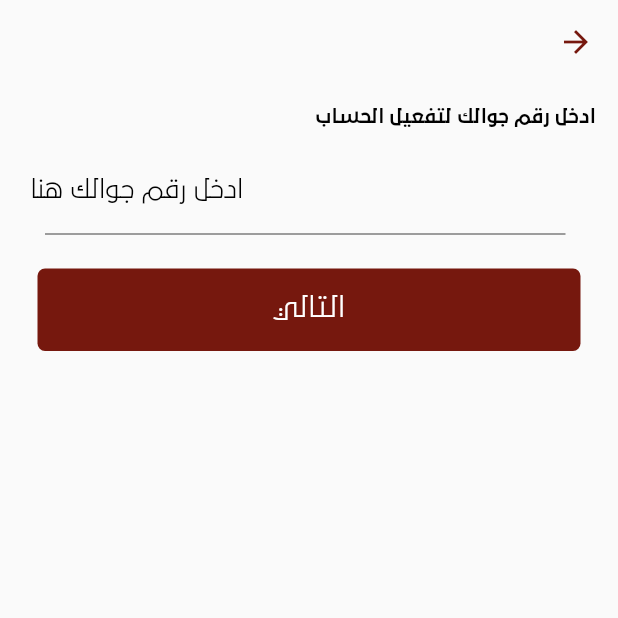
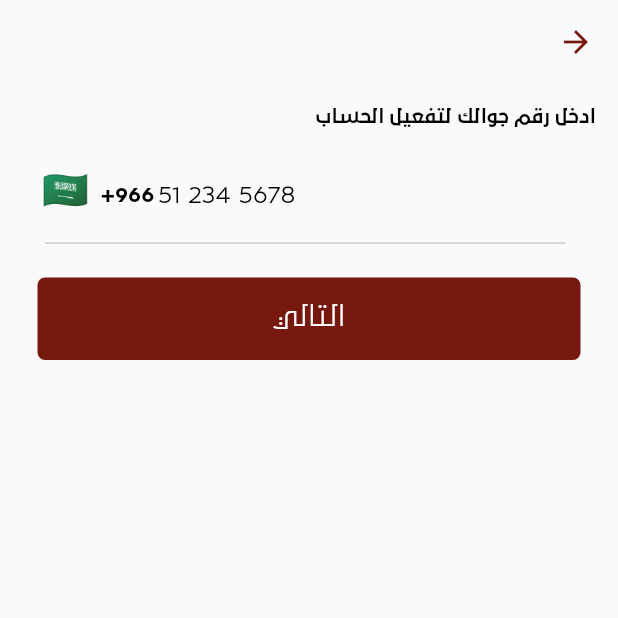
Before and after one commit to Rami-Alamir/turki_maraa, a Flutter app: the PhoneLogin screen opened directly, on a phone screen of 412 x 824 dp, the top half of it. Run offline on Flutter 3.47's test engine with Material 2 defaults, Android fonts, the phone set to English and light mode, and no system bars; our stand-ins replace auto_size_text, avatar_glow, carousel_slider, connectivity_plus, firebase_analytics, firebase_core and 17 more; missing offline and left inert: app_settings, firebase_in_app_messaging, flutter_picker, huawei_hmsavailability, huawei_location, huawei_map and 4 more; accounts and stored records are empty; network calls fail; project files that could hold a hidden picture were left out.

Commit message:
update phone_login.dart number and add country picker

```diff
--- a/lib/controllers/auth.dart
+++ b/lib/controllers/auth.dart
@@ -13,7 +13,6 @@ import '../core/service/firebase_helper.dart';
 import '../core/utilities/convert_numbers.dart';
 
 class Auth with ChangeNotifier {
-  TextEditingController keyController = TextEditingController();
   TextEditingController phoneController = TextEditingController();
   TextEditingController otpController = TextEditingController();
   TextEditingController usernameController = TextEditingController();
@@ -36,9 +35,10 @@ class Auth with ChangeNotifier {
   GlobalKey<FormState>? formKey;
   String? _isoCountryCode;
   bool _logoVisibility = true;
+  String _dialCode = "+966";
 
   String? get isoCountryCode => _isoCountryCode;
-
+  String get dialCode => _dialCode;
   bool get logoVisibility => _logoVisibility;
   UserData? get userData => _userData;
   Timer get timer => _timer!;
@@ -47,9 +47,13 @@ class Auth with ChangeNotifier {
   int get start => _start;
   String get accessToken => _accessToken ?? "";
   String get userPhone =>
-      ConvertNumbers.getPhone(keyController.text, phoneController.text);
+      ConvertNumbers.getPhone(_dialCode, phoneController.text);
   bool get isLoading => _isLoading;
   bool get isNewUser => _isNewUser ?? false;
+
+  set setDialCode(String value) {
+    _dialCode = value;
+  }
 
   set setIsoCountryCode(String value) {
     _isoCountryCode = value;
@@ -87,8 +91,7 @@ class Auth with ChangeNotifier {
   Future<int> sendOTP(BuildContext context, {bool navigate = true}) async {
     sl<DialogHelper>().showIndicatorDialog(context);
     try {
-      _userPhone =
-          ConvertNumbers.getPhone(keyController.text, phoneController.text);
+      _userPhone = ConvertNumbers.getPhone(_dialCode, phoneController.text);
       var response =
           await sl<LoginRepository>().sendOTP({"mobile": _userPhone});
       if (response.statusCode == 200) {
@@ -197,12 +200,14 @@ class Auth with ChangeNotifier {
     }
   }
 
-  void initCountyCode(value) {
-    keyController.text = value;
-  }
-
   // init local storage
   void _initLocalStorage() {
     _localStorage = _localStorage ?? const FlutterSecureStorage();
   }
+
+  void updateCountry(String dialCode, String isoCountryCode) {
+    _isoCountryCode = isoCountryCode;
+    _dialCode = dialCode;
+    notifyListeners();
+  }
 }
--- /dev/null
+++ b/lib/core/utilities/country_utils.dart
@@ -0,0 +1,59 @@
+import '../../models/country.dart';
+
+class CountryUtils {
+  CountryUtils._();
+
+  static Country getCountryByCountryCode(String code) {
+    try {
+      return countries.firstWhere((country) =>
+          country.isoCountryCode.toLowerCase() == code.toLowerCase());
+    } catch (_) {
+      return countries[0];
+    }
+  }
+
+  static final List<Country> countries = [
+    Country(
+      nameAr: 'المملكة العربية السعودية',
+      nameEn: 'Saudi Arabia',
+      flag: "🇸🇦",
+      isoCountryCode: 'SA',
+      dialCode: '+966',
+    ),
+    Country(
+      nameAr: 'الإمارات العربية المتحدة',
+      nameEn: "United Arab Emirates",
+      flag: "🇦🇪",
+      isoCountryCode: 'AE',
+      dialCode: '+971',
+    ),
+    // Country(
+    //   nameAr: 'قطر',
+    //   nameEn: "Qatar",
+    //   flag: "🇶🇦",
+    //   isoCountryCode: 'QA',
+    //   dialCode: '+974',
+    // ),
+    // Country(
+    //   nameAr: 'الكويت',
+    //   nameEn: "Kuwait",
+    //   flag: "🇰🇼",
+    //   isoCountryCode: 'KW',
+    //   dialCode: '+965',
+    // ),
+    // Country(
+    //   nameAr: 'مصر',
+    //   nameEn: "Egypt",
+    //   flag: "🇪🇬",
+    //   isoCountryCode: 'EG',
+    //   dialCode: '+20',
+    // ),
+    // Country(
+    //   nameAr: 'البحرين',
+    //   nameEn: "Bahrain",
+    //   flag: "🇧🇭",
+    //   isoCountryCode: 'BH',
+    //   dialCode: '+973',
+    // ),
+  ];
+}
--- /dev/null
+++ b/lib/models/country.dart
@@ -0,0 +1,14 @@
+class Country {
+  String nameAr;
+  String nameEn;
+  String flag;
+  String isoCountryCode;
+  String dialCode;
+
+  Country(
+      {required this.nameAr,
+      required this.nameEn,
+      required this.flag,
+      required this.isoCountryCode,
+      required this.dialCode});
+}
--- a/lib/presentation/screens/login/phone_login.dart
+++ b/lib/presentation/screens/login/phone_login.dart
@@ -1,13 +1,13 @@
 import 'package:flutter/material.dart';
 import 'package:provider/provider.dart';
+import '../../widgets/login/phone_number.dart';
+import '../../widgets/shared/rounded_rectangle_button.dart';
 import '../../../controllers/auth.dart';
 import '../../../core/service/service_locator.dart';
 import '../../../core/utilities/app_localizations.dart';
 import '../../../core/utilities/show_snack_bar.dart';
 import '../../../core/utilities/size_config.dart';
 import '../../../core/constants/route_constants.dart';
-import '../../widgets/login/phone_number.dart';
-import '../../widgets/shared/rounded_rectangle_button.dart';
 
 class PhoneLogin extends StatefulWidget {
   const PhoneLogin({Key? key}) : super(key: key);
--- a/lib/presentation/widgets/login/phone_number.dart
+++ b/lib/presentation/widgets/login/phone_number.dart
@@ -1,15 +1,15 @@
 import 'package:flutter/material.dart';
+import 'package:provider/provider.dart';
+import 'phone_number_textfield.dart';
 import '../../../controllers/auth.dart';
 import '../../../core/constants/app_colors.dart';
-import '../../../core/utilities/app_localizations.dart';
-import '../../../core/utilities/size_config.dart';
-import 'package:provider/provider.dart';
-import 'phone_number_textfield.dart';
 
 class PhoneNumber extends StatelessWidget {
   final String isoCountryCode;
-
-  const PhoneNumber({Key? key, required this.isoCountryCode}) : super(key: key);
+  final bool isWhite;
+  const PhoneNumber(
+      {Key? key, required this.isoCountryCode, this.isWhite = false})
+      : super(key: key);
 
   @override
   Widget build(BuildContext context) {
@@ -22,36 +22,15 @@ class PhoneNumber extends StatelessWidget {
         child: Column(
           crossAxisAlignment: CrossAxisAlignment.start,
           children: [
-            Row(
-              crossAxisAlignment: CrossAxisAlignment.start,
-              children: [
-                // CountryCodePicker(
-                //   onChanged: (key) {
-                //     auth.initCountyCode(key.toString());
-                //   }, // Initial selection and favorite can be one of code ('IT') OR dial_code('+39')
-                //   initialSelection: isoCountryCode,
-                //   favorite: const ['+966', 'SA'],
-                //   countryFilter: const ['SA', 'AE'],
-                //   textStyle: Theme.of(context).textTheme.headline4!.copyWith(
-                //       color: Colors.black,
-                //       fontWeight: FontWeight.bold,
-                //       fontSize: 16),
-                //   // flag can be styled with BoxDecoration's `borderRadius` and `shape` fields
-                //   flagDecoration: BoxDecoration(
-                //     borderRadius: BorderRadius.circular(7),
-                //   ),
-                // ),
-                PhoneNumberTextfield(
-                    formKey: auth.formKey!,
-                    width: SizeConfig.screenWidth! * 0.5,
-                    controller: auth.phoneController,
-                    hint: AppLocalizations.of(context)!
-                        .tr('enter_your_mobile_number_here'),
-                    enabled: true)
-              ],
-            ),
+            PhoneNumberTextfield(
+                isWhite: isWhite,
+                isoCountryCode: isoCountryCode,
+                formKey: auth.formKey!,
+                controller: auth.phoneController,
+                enabled: !isWhite),
             Divider(
-              color: AppColors.black.withOpacity(0.5),
+              color:
+                  isWhite ? AppColors.white : AppColors.grey.withOpacity(0.5),
               indent: 10,
               endIndent: 15,
               thickness: 1,
--- a/lib/presentation/widgets/login/phone_number_textfield.dart
+++ b/lib/presentation/widgets/login/phone_number_textfield.dart
@@ -1,29 +1,36 @@
 import 'package:flutter/material.dart';
 import 'package:provider/provider.dart';
+import 'country_picker.dart';
 import '../../../controllers/auth.dart';
 import '../../../core/constants/app_colors.dart';
+import '../../../core/service/service_locator.dart';
 import '../../../core/utilities/app_localizations.dart';
+import '../../../core/utilities/country_utils.dart';
+import '../../../core/utilities/dialog_helper.dart';
+import '../../../models/country.dart';
 
 class PhoneNumberTextfield extends StatelessWidget {
+  final String isoCountryCode;
   final GlobalKey<FormState> formKey;
-  final double width;
   final TextEditingController controller;
-  final String hint;
   final bool enabled;
+  final bool isWhite;
 
   const PhoneNumberTextfield(
       {Key? key,
       required this.formKey,
-      required this.width,
       required this.controller,
-      required this.hint,
-      required this.enabled})
+      required this.enabled,
+      required this.isoCountryCode,
+      required this.isWhite})
       : super(key: key);
 
   @override
   Widget build(BuildContext context) {
-    return SizedBox(
-      width: width,
+    final Country country =
+        CountryUtils.getCountryByCountryCode(isoCountryCode);
+    return Directionality(
+      textDirection: TextDirection.ltr,
       child: Form(
         key: formKey,
         child: TextFormField(
@@ -37,11 +44,10 @@ class PhoneNumberTextfield extends StatelessWidget {
           controller: controller,
           keyboardType: TextInputType.phone,
           maxLength: 10,
-          style: Theme.of(context).textTheme.titleLarge!.copyWith(
-              fontSize: 16,
-              fontWeight: FontWeight.bold,
-              color: AppColors.black,
-              height: 1.8),
+          style: Theme.of(context)
+              .textTheme
+              .titleLarge!
+              .copyWith(fontSize: 16, fontWeight: FontWeight.bold, height: 1.8),
           validator: (text) {
             if (text!.length < 9) {
               return AppLocalizations.of(context)!
@@ -50,13 +56,43 @@ class PhoneNumberTextfield extends StatelessWidget {
             return null;
           },
           decoration: InputDecoration(
-            hintText: hint,
+            contentPadding:
+                const EdgeInsetsDirectional.fromSTEB(10, 20, 10, 10),
+            hintText: ' 51 234 5678',
             hintStyle: Theme.of(context).textTheme.titleLarge!.copyWith(
                 fontSize: 16,
                 fontWeight: FontWeight.normal,
-                color: AppColors.black),
+                color: isWhite
+                    ? AppColors.white
+                    : Theme.of(context).textTheme.titleLarge!.color),
             counterText: "",
-            contentPadding: EdgeInsets.zero,
+            prefixIcon: GestureDetector(
+              onTap: () => sl<DialogHelper>().show(context, CountryPicker()),
+              child: Container(
+                constraints: const BoxConstraints(maxWidth: 80, minWidth: 60),
+                child: Row(
+                  children: [
+                    Padding(
+                      padding: const EdgeInsets.only(right: 8.0, left: 8),
+                      child: Text(
+                        country.flag,
+                        style: const TextStyle(fontSize: 25),
+                      ),
+                    ),
+                    Text(
+                      country.dialCode,
+                      style: Theme.of(context).textTheme.titleLarge!.copyWith(
+                          fontSize: 14,
+                          color: isWhite
+                              ? AppColors.white
+                              : Theme.of(context).textTheme.titleLarge!.color,
+                          fontWeight: FontWeight.bold,
+                          height: 1.9),
+                    ),
+                  ],
+                ),
+              ),
+            ),
             border: const OutlineInputBorder(
                 borderSide: BorderSide(color: Colors.transparent, width: 0)),
             disabledBorder: const OutlineInputBorder(
```
Also changed, not shown: lib/presentation/screens/login/login.dart (+8 -39 lines), lib/presentation/widgets/login/country_picker.dart (added, +96 -0 lines).
